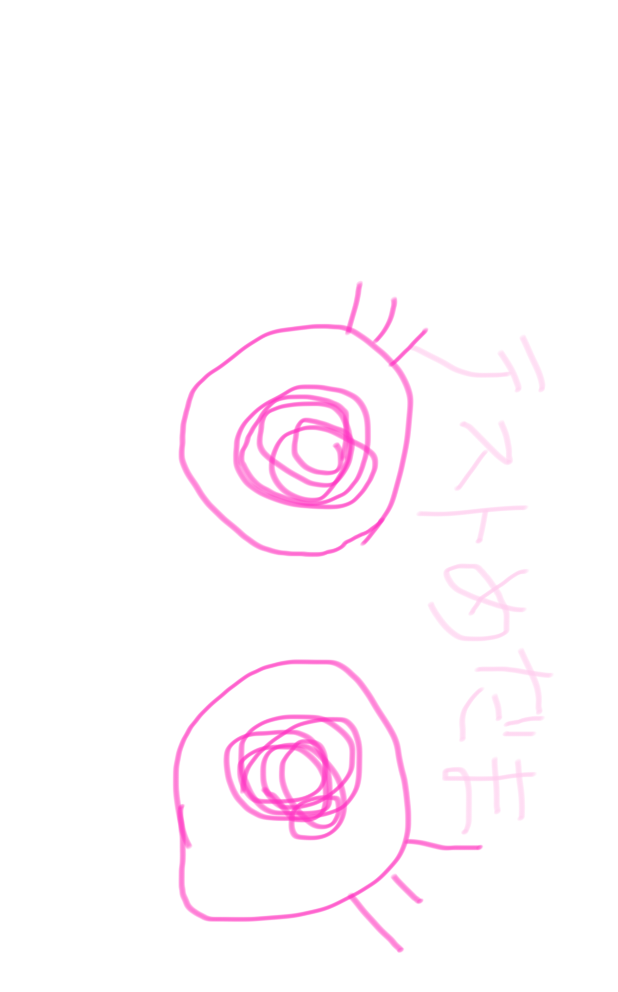
After one commit to java-women/cocorobo-pet, an Android app: the FeelActivity screen opened directly, with no data from a screen before it, on a phone screen of 412 x 824 dp. The commit adds this screen. Shown: the top 992 px of the screen. Run offline under Robolectric (Android 15) with nearby library versions, the phone set to English and light mode, and no system bars.

Commit message:
add function of eye

```diff
--- a/androidApp/CocoroboPet/app/build.gradle
+++ b/androidApp/CocoroboPet/app/build.gradle
@@ -28,4 +28,6 @@ dependencies {
     compile fileTree(dir: 'libs', include: ['*.jar'])
     testCompile 'junit:junit:4.12'
     compile 'com.android.support:appcompat-v7:23.4.0'
+    compile 'com.squareup.okhttp3:okhttp:3.4.1'
+    compile 'com.google.code.gson:gson:2.7'
 }
--- /dev/null
+++ b/androidApp/CocoroboPet/app/src/main/java/com/java_women/cocorobopet/FeelActivity.java
@@ -0,0 +1,136 @@
+package com.java_women.cocorobopet;
+
+import android.os.Bundle;
+import android.os.Handler;
+import android.support.v7.app.AppCompatActivity;
+import android.util.Log;
+import android.view.WindowManager;
+import android.widget.ImageView;
+import android.widget.Toast;
+
+import com.google.gson.Gson;
+import com.java_women.cocorobopet.model.Feel;
+import com.java_women.cocorobopet.network.FeelApiTask;
+
+import java.util.Timer;
+import java.util.TimerTask;
+
+/**
+ * 目玉表示画面.
+ */
+public class FeelActivity extends AppCompatActivity {
+
+    private static final String TAG = "FeelAPI";
+
+    private static final String NORMAL = "normal";
+    private static final String WAAI = "waai";
+    private static final String MATTEE = "mattee";
+    private static final String SHOBOON = "shoboon";
+    private static final String KIRAAN = "kiraan";
+    private static final String SUKII = "sukii";
+    private static final String MUKII = "mukii";
+
+    private static final String TOAST_TEXT = "端末の戻るボタンで前の画面に戻れます";
+
+    private static final int START_MS = 0;
+    private static final int INTERVAL_MS = 10000;
+
+    private Handler handler = new Handler();
+    Timer timer;
+
+    @Override
+    protected void onCreate(Bundle savedInstanceState) {
+        super.onCreate(savedInstanceState);
+        setContentView(R.layout.activity_feel);
+
+        getWindow().addFlags(WindowManager.LayoutParams.FLAG_KEEP_SCREEN_ON);
+
+        Toast.makeText(this, TOAST_TEXT, Toast.LENGTH_LONG).show();
+        callApiTimer();
+    }
+
+    private void callApiTimer() {
+        timer = new Timer();
+        timer.schedule(new TimerTask(){
+            @Override
+            public void run() {
+                handler.post(() -> doFeelApiTask());
+            }
+        }, START_MS, INTERVAL_MS);
+    }
+
+    private void doFeelApiTask() {
+        FeelApiTask feelApiTask = new FeelApiTask() {
+            @Override
+            protected void onPostExecute(String result) {
+                Feel feel = result != null ? convertFeelFromJson(result) : new Feel(true, NORMAL);
+
+                if (feel.isResult()) {
+                    setFeelImage(feel.getFeel());
+                    Log.d(TAG, feel.toString());
+                }
+            }
+        };
+        callFeelApi(feelApiTask);
+    }
+
+    private Feel convertFeelFromJson(String json) {
+        return new Gson().fromJson(json, Feel.class);
+    }
+
+    public void setFeelImage(String feel) {
+        int imageName = R.drawable.eye_sample1;
+
+        switch (feel) {
+            case NORMAL:
+                imageName = R.drawable.eye_sample1;
+                break;
+            case WAAI:
+                imageName = R.drawable.eye_sample2;
+                break;
+            case MATTEE:
+                imageName = R.drawable.eye_sample3;
+                break;
+            case SHOBOON:
+                imageName = R.drawable.eye_sample4;
+                break;
+            case KIRAAN:
+                imageName = R.drawable.eye_sample5;
+                break;
+            case SUKII:
+                imageName = R.drawable.eye_sample2;
+                break;
+            case MUKII:
+                imageName = R.drawable.eye_sample3;
+                break;
+        }
+
+        ImageView imageView = (ImageView)findViewById(R.id.feel_image);
+        if (imageView != null) {
+            imageView.setImageResource(imageName);
+        }
+    }
+
+    private void callFeelApi(FeelApiTask feelApiTask) {
+        feelApiTask.execute();
+    }
+
+    @Override
+    protected void onStop() {
+        super.onStop();
+        cancelTimer();
+    }
+
+    private void cancelTimer() {
+        if (timer != null) {
+            timer.cancel();
+        }
+    }
+
+    @Override
+    protected void onRestart() {
+        super.onRestart();
+        callApiTimer();
+    }
+
+}
--- /dev/null
+++ b/androidApp/CocoroboPet/app/src/main/java/com/java_women/cocorobopet/model/Feel.java
@@ -0,0 +1,40 @@
+package com.java_women.cocorobopet.model;
+
+/**
+ * Feel.
+ */
+public class Feel {
+
+    /** 実行結果 */
+    private boolean result;
+
+    /** 感情(目玉の種類) */
+    private String feel;
+
+    public Feel(boolean result, String feel) {
+        this.result = result;
+        this.feel = feel;
+    }
+
+    public boolean isResult() {
+        return result;
+    }
+
+    public void setResult(boolean result) {
+        this.result = result;
+    }
+
+    public String getFeel() {
+        return feel;
+    }
+
+    public void setFeel(String feel) {
+        this.feel = feel;
+    }
+
+    @Override
+    public String toString() {
+        return "result: " + this.result + ", feel: " + this.feel;
+    }
+
+}
--- /dev/null
+++ b/androidApp/CocoroboPet/app/src/main/java/com/java_women/cocorobopet/network/FeelApiTask.java
@@ -0,0 +1,39 @@
+package com.java_women.cocorobopet.network;
+
+import android.os.AsyncTask;
+import android.util.Log;
+
+import java.io.IOException;
+
+import okhttp3.OkHttpClient;
+import okhttp3.Request;
+import okhttp3.Response;
+
+/**
+ * FeelAPIの非同期処理.
+ */
+public class FeelApiTask extends AsyncTask<Void, Void, String> {
+
+    private static final String TAG = "FeelAPI";
+    private static final String API_URL = "http://javajo-erk5.azurewebsites.net/cocorobo-pet/api/feels/toko";
+
+    @Override
+    protected String doInBackground(Void... voids) {
+        OkHttpClient client = new OkHttpClient();
+        Request request = new Request.Builder()
+                .url(API_URL)
+                .build();
+
+        String result = null;
+
+        try {
+            Response response = client.newCall(request).execute();
+            result = response.body().string();
+        } catch (IOException e) {
+            Log.e(TAG, "Can't get feel api.");
+        }
+
+        return result;
+    }
+
+}
--- /dev/null
+++ b/androidApp/CocoroboPet/app/src/main/res/layout/activity_feel.xml
@@ -0,0 +1,22 @@
+<?xml version="1.0" encoding="utf-8"?>
+<RelativeLayout xmlns:android="http://schemas.android.com/apk/res/android"
+    xmlns:tools="http://schemas.android.com/tools"
+    android:layout_width="match_parent"
+    android:layout_height="match_parent"
+    android:paddingBottom="@dimen/activity_vertical_margin"
+    android:paddingLeft="@dimen/activity_horizontal_margin"
+    android:paddingRight="@dimen/activity_horizontal_margin"
+    android:paddingTop="@dimen/activity_vertical_margin"
+    tools:context=".FeelActivity"
+    android:background="@android:color/white">
+
+    <ImageView
+        android:layout_width="match_parent"
+        android:layout_height="match_parent"
+        android:id="@+id/feel_image"
+        android:src="@drawable/eye_sample1"
+        android:layout_alignParentLeft="false"
+        android:layout_alignParentStart="false"
+        android:layout_alignParentTop="false"
+        android:adjustViewBounds="true" />
+</RelativeLayout>
--- a/androidApp/CocoroboPet/app/src/main/res/layout/activity_main.xml
+++ b/androidApp/CocoroboPet/app/src/main/res/layout/activity_main.xml
@@ -7,7 +7,7 @@
     android:paddingLeft="@dimen/activity_horizontal_margin"
     android:paddingRight="@dimen/activity_horizontal_margin"
     android:paddingTop="@dimen/activity_vertical_margin"
-    tools:context="com.java_women.cocorobopet.MainActivity">
+    tools:context=".MainActivity">
 
     <Button
         android:layout_width="wrap_content"
@@ -20,8 +20,8 @@
     <Button
         android:layout_width="wrap_content"
         android:layout_height="wrap_content"
-        android:text="@string/eye"
-        android:id="@+id/eye"
+        android:text="@string/feel"
+        android:id="@+id/feel"
         android:layout_below="@+id/photo"
         android:layout_centerHorizontal="true" />
 </RelativeLayout>
--- a/androidApp/CocoroboPet/app/src/main/res/values/strings.xml
+++ b/androidApp/CocoroboPet/app/src/main/res/values/strings.xml
@@ -1,5 +1,5 @@
 <resources>
     <string name="app_name">CocoroboPet</string>
     <string name="photo">さつえい</string>
-    <string name="eye">めだま</string>
+    <string name="feel">めだま</string>
 </resources>
```
Also changed, not shown: androidApp/CocoroboPet/app/src/main/AndroidManifest.xml (+9 -0 lines), androidApp/CocoroboPet/app/src/main/java/com/java_women/cocorobopet/MainActivity.java (+15 -1 lines), androidApp/CocoroboPet/app/src/main/res/drawable/eye_sample1.png (added), androidApp/CocoroboPet/app/src/main/res/drawable/eye_sample2.png (added), androidApp/CocoroboPet/app/src/main/res/drawable/eye_sample3.png (added), androidApp/CocoroboPet/app/src/main/res/drawable/eye_sample4.png (added), androidApp/CocoroboPet/app/src/main/res/drawable/eye_sample5.png (added).
